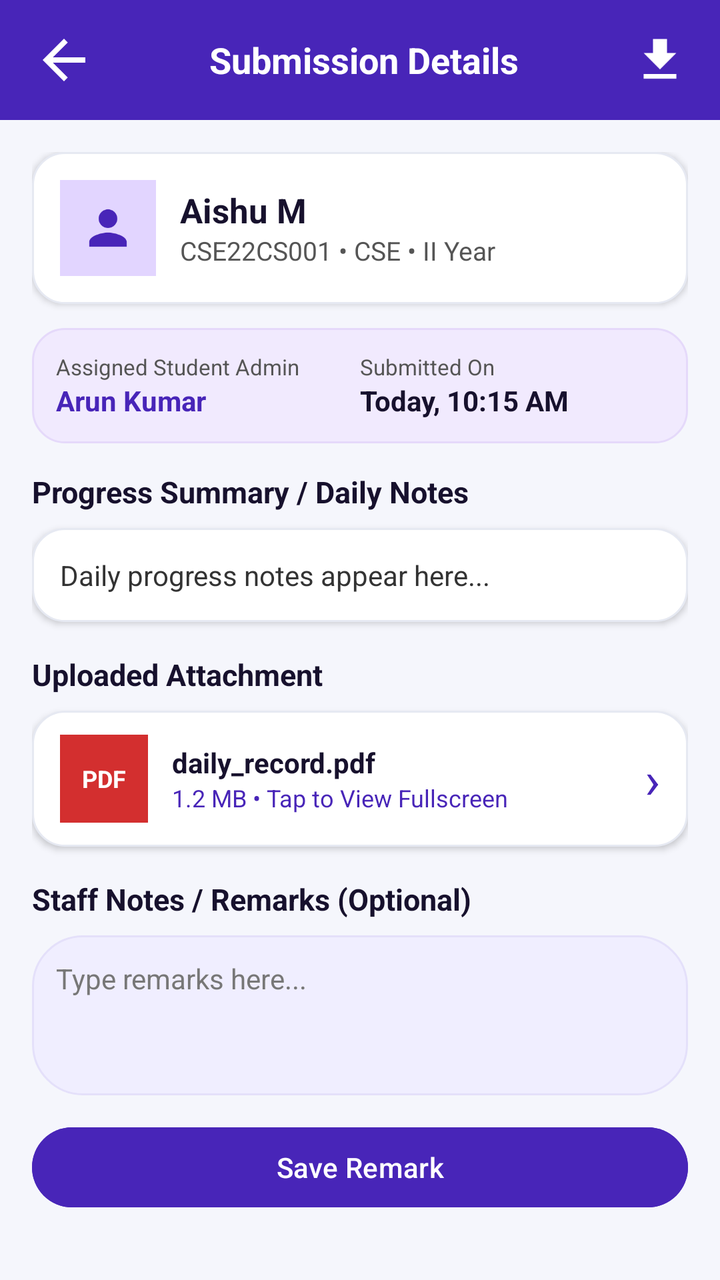
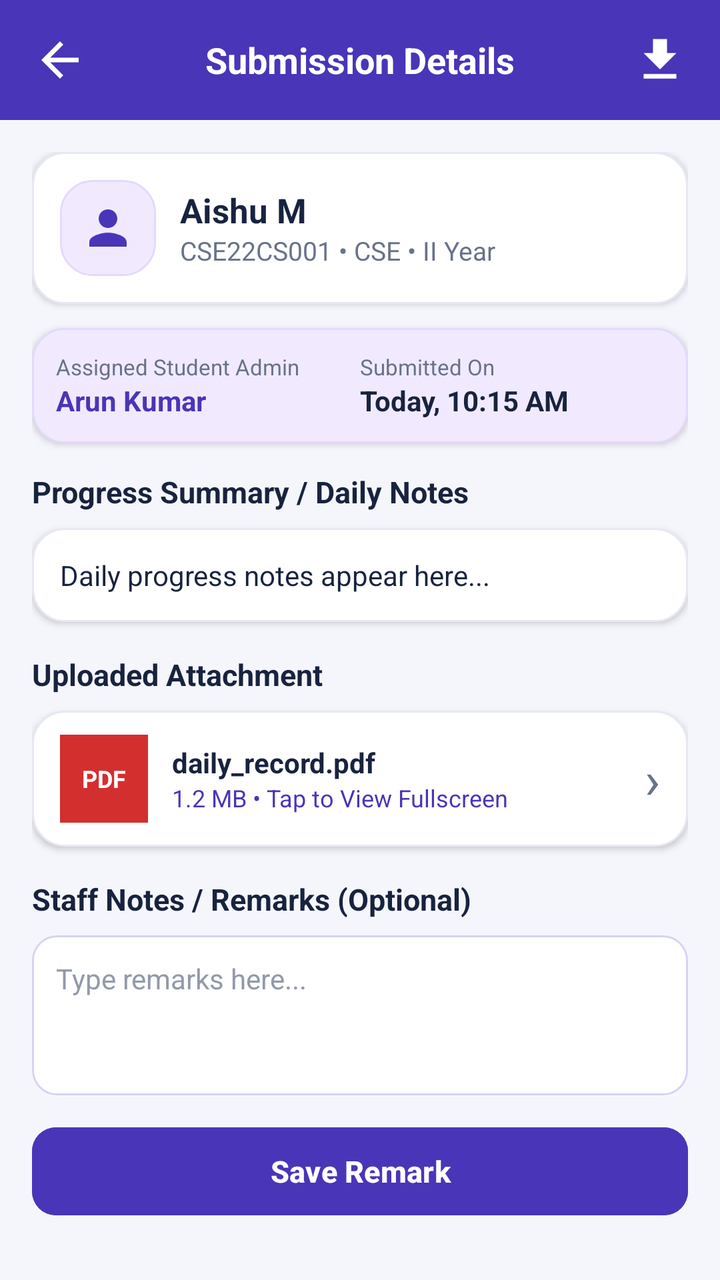

Before-and-after screenshots of an Android layout around one commit, followed by the original layout XML and the change that was made.
<!-- AndroidManifest.xml: application theme Theme.TrackPoint -->
<!-- res/layout/activity_staff_submission_details.xml -->
<?xml version="1.0" encoding="utf-8"?>

<LinearLayout xmlns:android="http://schemas.android.com/apk/res/android"
    xmlns:app="http://schemas.android.com/apk/res-auto"
    android:id="@+id/main"
    android:layout_width="match_parent"
    android:layout_height="match_parent"
    android:orientation="vertical"
    android:background="#4825B8"
    android:fitsSystemWindows="true">

    
    <LinearLayout
        android:layout_width="match_parent"
        android:layout_height="60dp"
        android:orientation="horizontal"
        android:gravity="center_vertical"
        android:paddingStart="16dp"
        android:paddingEnd="16dp"
        android:background="#4825B8">

        <ImageView
            android:id="@+id/btnBack"
            android:layout_width="32dp"
            android:layout_height="32dp"
            android:src="@drawable/back_symbol"
            app:tint="@color/white"
            android:contentDescription="Back" />

        <TextView
            android:layout_width="0dp"
            android:layout_height="wrap_content"
            android:layout_weight="1"
            android:text="Submission Details"
            android:textColor="@color/white"
            android:textSize="18sp"
            android:textStyle="bold"
            android:gravity="center" />

        <ImageView
            android:id="@+id/btnHeaderDownload"
            android:layout_width="28dp"
            android:layout_height="28dp"
            android:src="@drawable/ic_download"
            app:tint="@color/white"
            android:contentDescription="Download" />

    </LinearLayout>

    
    <ScrollView
        android:layout_width="match_parent"
        android:layout_height="0dp"
        android:layout_weight="1"
        android:fillViewport="true"
        android:background="#F5F6FC">

        <LinearLayout
            android:layout_width="match_parent"
            android:layout_height="wrap_content"
            android:orientation="vertical"
            android:padding="16dp">

            
            <LinearLayout
                android:layout_width="match_parent"
                android:layout_height="wrap_content"
                android:orientation="horizontal"
                android:gravity="center_vertical"
                android:background="@drawable/action_card"
                android:elevation="2dp"
                android:padding="14dp"
                android:layout_marginBottom="12dp">

                <ImageView
                    android:layout_width="48dp"
                    android:layout_height="48dp"
                    android:padding="10dp"
                    android:src="@drawable/profile_symbol"
                    app:tint="#4825B8"
                    android:background="#E2D5FF"
                    android:contentDescription="Student Avatar" />

                <LinearLayout
                    android:layout_width="0dp"
                    android:layout_height="wrap_content"
                    android:layout_weight="1"
                    android:orientation="vertical"
                    android:paddingStart="12dp">

                    <TextView
                        android:id="@+id/txtSubStudentName"
                        android:layout_width="wrap_content"
                        android:layout_height="wrap_content"
                        android:text="Aishu M"
                        android:textSize="17sp"
                        android:textStyle="bold"
                        android:textColor="#17112D" />

                    <TextView
                        android:id="@+id/txtSubRegDept"
                        android:layout_width="wrap_content"
                        android:layout_height="wrap_content"
                        android:text="CSE22CS001 • CSE • II Year"
                        android:textSize="13sp"
                        android:textColor="#555555" />
                </LinearLayout>

            </LinearLayout>

            
            <LinearLayout
                android:layout_width="match_parent"
                android:layout_height="wrap_content"
                android:orientation="horizontal"
                android:background="@drawable/card_purple"
                android:padding="12dp"
                android:layout_marginBottom="14dp">

                <LinearLayout
                    android:layout_width="0dp"
                    android:layout_height="wrap_content"
                    android:layout_weight="1"
                    android:orientation="vertical">

                    <TextView
                        android:layout_width="wrap_content"
                        android:layout_height="wrap_content"
                        android:text="Assigned Student Admin"
                        android:textSize="11sp"
                        android:textColor="#555555" />

                    <TextView
                        android:id="@+id/txtSubAdmin"
                        android:layout_width="wrap_content"
                        android:layout_height="wrap_content"
                        android:text="Arun Kumar"
                        android:textSize="14sp"
                        android:textStyle="bold"
                        android:textColor="#4825B8" />
                </LinearLayout>

                <LinearLayout
                    android:layout_width="0dp"
                    android:layout_height="wrap_content"
                    android:layout_weight="1"
                    android:orientation="vertical">

                    <TextView
                        android:layout_width="wrap_content"
                        android:layout_height="wrap_content"
                        android:text="Submitted On"
                        android:textSize="11sp"
                        android:textColor="#555555" />

                    <TextView
                        android:id="@+id/txtSubDate"
                        android:layout_width="wrap_content"
                        android:layout_height="wrap_content"
                        android:text="Today, 10:15 AM"
                        android:textSize="14sp"
                        android:textStyle="bold"
                        android:textColor="#17112D" />
                </LinearLayout>

            </LinearLayout>

            
            <TextView
                android:layout_width="wrap_content"
                android:layout_height="wrap_content"
                android:text="Progress Summary / Daily Notes"
                android:textSize="15sp"
                android:textStyle="bold"
                android:textColor="#17112D"
                android:layout_marginBottom="8dp" />

            <TextView
                android:id="@+id/txtSubNotes"
                android:layout_width="match_parent"
                android:layout_height="wrap_content"
                android:background="@drawable/action_card"
                android:elevation="2dp"
                android:padding="14dp"
                android:text="Daily progress notes appear here..."
                android:textSize="14sp"
                android:textColor="#333333"
                android:layout_marginBottom="16dp" />

            
            <TextView
                android:id="@+id/txtAttachmentHeading"
                android:layout_width="wrap_content"
                android:layout_height="wrap_content"
                android:text="Uploaded Attachment"
                android:textSize="15sp"
                android:textStyle="bold"
                android:textColor="#17112D"
                android:layout_marginBottom="8dp" />

            <LinearLayout
                android:id="@+id/cardAttachment"
                android:layout_width="match_parent"
                android:layout_height="68dp"
                android:orientation="horizontal"
                android:gravity="center_vertical"
                android:background="@drawable/action_card"
                android:elevation="2dp"
                android:paddingStart="14dp"
                android:paddingEnd="14dp"
                android:layout_marginBottom="16dp"
                android:clickable="true"
                android:focusable="true">

                <TextView
                    android:id="@+id/txtFileBadge"
                    android:layout_width="44dp"
                    android:layout_height="44dp"
                    android:gravity="center"
                    android:text="PDF"
                    android:textColor="@color/white"
                    android:textStyle="bold"
                    android:textSize="12sp"
                    android:background="#D32F2F" />

                <LinearLayout
                    android:layout_width="0dp"
                    android:layout_height="wrap_content"
                    android:layout_weight="1"
                    android:orientation="vertical"
                    android:paddingStart="12dp">

                    <TextView
                        android:id="@+id/txtFileName"
                        android:layout_width="wrap_content"
                        android:layout_height="wrap_content"
                        android:text="daily_record.pdf"
                        android:textSize="14sp"
                        android:textStyle="bold"
                        android:textColor="#17112D" />

                    <TextView
                        android:id="@+id/txtFileSize"
                        android:layout_width="wrap_content"
                        android:layout_height="wrap_content"
                        android:text="1.2 MB • Tap to View Fullscreen"
                        android:textSize="12sp"
                        android:textColor="#4825B8" />
                </LinearLayout>

                <TextView
                    android:layout_width="wrap_content"
                    android:layout_height="wrap_content"
                    android:text="›"
                    android:textSize="26sp"
                    android:textColor="#4825B8" />

            </LinearLayout>

            
            <TextView
                android:layout_width="wrap_content"
                android:layout_height="wrap_content"
                android:text="Staff Notes / Remarks (Optional)"
                android:textSize="15sp"
                android:textStyle="bold"
                android:textColor="#17112D"
                android:layout_marginBottom="8dp" />

            <EditText
                android:id="@+id/edtStaffRemark"
                android:layout_width="match_parent"
                android:layout_height="80dp"
                android:gravity="top|start"
                android:hint="Type remarks here..."
                android:textColor="#17112D"
                android:textColorHint="#777777"
                android:padding="12dp"
                android:background="@drawable/filter_box"
                android:textSize="14sp"
                android:layout_marginBottom="12dp" />

            <Button
                android:id="@+id/btnSaveRemark"
                android:layout_width="match_parent"
                android:layout_height="48dp"
                android:text="Save Remark"
                android:textColor="@color/white"
                android:backgroundTint="#4825B8" />

        </LinearLayout>

    </ScrollView>

</LinearLayout>
<!-- resources referenced by this layout -->
<resources>
  <color name="white">#FFFFFFFF</color>
  <!-- drawable action_card (drawable) -->
  <shape xmlns:android="http://schemas.android.com/apk/res/android">
      <solid android:color="#FFFFFF"/>
      <stroke android:width="1dp" android:color="#E6E9F2"/>
      <corners android:radius="16dp"/>
  </shape>
  <!-- drawable back_symbol (drawable) -->
  <vector xmlns:android="http://schemas.android.com/apk/res/android" android:autoMirrored="true" android:height="24dp" android:tint="#000000" android:viewportHeight="24" android:viewportWidth="24" android:width="24dp">
        
      <path android:fillColor="@android:color/white" android:pathData="M20,11H7.83l5.59,-5.59L12,4l-8,8 8,8 1.41,-1.41L7.83,13H20v-2z"/>
      
  </vector>
  <!-- drawable card_purple (drawable) -->
  <shape xmlns:android="http://schemas.android.com/apk/res/android">
      <solid android:color="#F1EAFE"/>
      <stroke android:width="1dp" android:color="#E5D9FA"/>
      <corners android:radius="16dp"/>
  </shape>
  <!-- drawable filter_box (drawable) -->
  <shape xmlns:android="http://schemas.android.com/apk/res/android">
      <solid android:color="#F0EEFF"/>
      <stroke android:width="1dp" android:color="#E4E0FA"/>
      <corners android:radius="25dp"/>
  </shape>
  <!-- drawable ic_download (drawable) -->
  <vector xmlns:android="http://schemas.android.com/apk/res/android" android:height="24dp" android:tint="#000000" android:viewportHeight="24" android:viewportWidth="24" android:width="24dp">
        
      <path android:fillColor="@android:color/white" android:pathData="M19,9h-4V3H9v6H5l7,7 7,-7zM5,18v2h14v-2H5z"/>
      
  </vector>
  <!-- drawable profile_symbol (drawable) -->
  <vector xmlns:android="http://schemas.android.com/apk/res/android"
      android:width="24dp"
      android:height="24dp"
      android:viewportWidth="24"
      android:viewportHeight="24"
      android:tint="#000000">
      <path
          android:fillColor="@android:color/white"
          android:pathData="M12,12c2.21,0 4,-1.79 4,-4s-1.79,-4 -4,-4 -4,1.79 -4,4 1.79,4 4,4zM12,14c-2.67,0 -8,1.34 -8,4v2h16v-2c0,-2.66 -5.33,-4 -8,-4z"/>
  </vector>
  <style name="Theme.TrackPoint" parent="Base.Theme.TrackPoint" />
  <style name="Base.Theme.TrackPoint" parent="Theme.Material3.DayNight.NoActionBar">
          
          
      </style>
</resources>

<!-- the commit's change to res/layout/activity_staff_submission_details.xml (unified diff, before → after) -->
@@ -6,7 +6,7 @@
     android:layout_width="match_parent"
     android:layout_height="match_parent"
     android:orientation="vertical"
-    android:background="#4825B8"
+    android:background="#4935B8"
     android:fitsSystemWindows="true">
 
     
@@ -17,12 +17,12 @@
         android:gravity="center_vertical"
         android:paddingStart="16dp"
         android:paddingEnd="16dp"
-        android:background="#4825B8">
+        android:background="#4935B8">
 
         <ImageView
             android:id="@+id/btnBack"
-            android:layout_width="32dp"
-            android:layout_height="32dp"
+            android:layout_width="28dp"
+            android:layout_height="28dp"
             android:src="@drawable/back_symbol"
             app:tint="@color/white"
             android:contentDescription="Back" />
@@ -77,8 +77,8 @@
                     android:layout_height="48dp"
                     android:padding="10dp"
                     android:src="@drawable/profile_symbol"
-                    app:tint="#4825B8"
-                    android:background="#E2D5FF"
+                    app:tint="#4935B8"
+                    android:background="@drawable/card_purple"
                     android:contentDescription="Student Avatar" />
 
                 <LinearLayout
@@ -95,7 +95,7 @@
                         android:text="Aishu M"
                         android:textSize="17sp"
                         android:textStyle="bold"
-                        android:textColor="#17112D" />
+                        android:textColor="#18233F" />
 
                     <TextView
                         android:id="@+id/txtSubRegDept"
@@ -103,7 +103,7 @@
                         android:layout_height="wrap_content"
                         android:text="CSE22CS001 • CSE • II Year"
                         android:textSize="13sp"
-                        android:textColor="#555555" />
+                        android:textColor="#68738A" />
                 </LinearLayout>
 
             </LinearLayout>
@@ -114,6 +114,7 @@
                 android:layout_height="wrap_content"
                 android:orientation="horizontal"
                 android:background="@drawable/card_purple"
+                android:elevation="2dp"
                 android:padding="12dp"
                 android:layout_marginBottom="14dp">
 
@@ -128,7 +129,7 @@
                         android:layout_height="wrap_content"
                         android:text="Assigned Student Admin"
                         android:textSize="11sp"
-                        android:textColor="#555555" />
+                        android:textColor="#68738A" />
 
                     <TextView
                         android:id="@+id/txtSubAdmin"
@@ -137,7 +138,7 @@
                         android:text="Arun Kumar"
                         android:textSize="14sp"
                         android:textStyle="bold"
-                        android:textColor="#4825B8" />
+                        android:textColor="#4935B8" />
                 </LinearLayout>
 
                 <LinearLayout
@@ -151,7 +152,7 @@
                         android:layout_height="wrap_content"
                         android:text="Submitted On"
                         android:textSize="11sp"
-                        android:textColor="#555555" />
+                        android:textColor="#68738A" />
 
                     <TextView
                         android:id="@+id/txtSubDate"
@@ -160,7 +161,7 @@
                         android:text="Today, 10:15 AM"
                         android:textSize="14sp"
                         android:textStyle="bold"
-                        android:textColor="#17112D" />
+                        android:textColor="#18233F" />
                 </LinearLayout>
 
             </LinearLayout>
@@ -172,7 +173,7 @@
                 android:text="Progress Summary / Daily Notes"
                 android:textSize="15sp"
                 android:textStyle="bold"
-                android:textColor="#17112D"
+                android:textColor="#18233F"
                 android:layout_marginBottom="8dp" />
 
             <TextView
@@ -184,7 +185,7 @@
                 android:padding="14dp"
                 android:text="Daily progress notes appear here..."
                 android:textSize="14sp"
-                android:textColor="#333333"
+                android:textColor="#18233F"
                 android:layout_marginBottom="16dp" />
 
             
@@ -195,7 +196,7 @@
                 android:text="Uploaded Attachment"
                 android:textSize="15sp"
                 android:textStyle="bold"
-                android:textColor="#17112D"
+                android:textColor="#18233F"
                 android:layout_marginBottom="8dp" />
 
             <LinearLayout
@@ -237,7 +238,7 @@
                         android:text="daily_record.pdf"
                         android:textSize="14sp"
                         android:textStyle="bold"
-                        android:textColor="#17112D" />
+                        android:textColor="#18233F" />
 
                     <TextView
                         android:id="@+id/txtFileSize"
@@ -245,7 +246,7 @@
                         android:layout_height="wrap_content"
                         android:text="1.2 MB • Tap to View Fullscreen"
                         android:textSize="12sp"
-                        android:textColor="#4825B8" />
+                        android:textColor="#4935B8" />
                 </LinearLayout>
 
                 <TextView
@@ -253,7 +254,7 @@
                     android:layout_height="wrap_content"
                     android:text="›"
                     android:textSize="26sp"
-                    android:textColor="#4825B8" />
+                    android:textColor="#68738A" />
 
             </LinearLayout>
 
@@ -264,7 +265,7 @@
                 android:text="Staff Notes / Remarks (Optional)"
                 android:textSize="15sp"
                 android:textStyle="bold"
-                android:textColor="#17112D"
+                android:textColor="#18233F"
                 android:layout_marginBottom="8dp" />
 
             <EditText
@@ -273,20 +274,24 @@
                 android:layout_height="80dp"
                 android:gravity="top|start"
                 android:hint="Type remarks here..."
-                android:textColor="#17112D"
-                android:textColorHint="#777777"
+                android:textColor="#18233F"
+                android:textColorHint="#9299AA"
                 android:padding="12dp"
-                android:background="@drawable/filter_box"
+                android:background="@drawable/input_box"
                 android:textSize="14sp"
                 android:layout_marginBottom="12dp" />
 
             <Button
                 android:id="@+id/btnSaveRemark"
                 android:layout_width="match_parent"
-                android:layout_height="48dp"
+                android:layout_height="52dp"
                 android:text="Save Remark"
                 android:textColor="@color/white"
-                android:backgroundTint="#4825B8" />
+                android:textSize="15sp"
+                android:textStyle="bold"
+                android:textAllCaps="false"
+                android:backgroundTint="#4935B8"
+                app:cornerRadius="12dp" />
 
         </LinearLayout>
 
<!-- resource entries referenced after the edit -->
@@ -19,18 +19,32 @@
       <stroke android:width="1dp" android:color="#E5D9FA"/>
       <corners android:radius="16dp"/>
   </shape>
-  <!-- drawable filter_box (drawable) -->
-  <shape xmlns:android="http://schemas.android.com/apk/res/android">
-      <solid android:color="#F0EEFF"/>
-      <stroke android:width="1dp" android:color="#E4E0FA"/>
-      <corners android:radius="25dp"/>
-  </shape>
   <!-- drawable ic_download (drawable) -->
   <vector xmlns:android="http://schemas.android.com/apk/res/android" android:height="24dp" android:tint="#000000" android:viewportHeight="24" android:viewportWidth="24" android:width="24dp">
         
       <path android:fillColor="@android:color/white" android:pathData="M19,9h-4V3H9v6H5l7,7 7,-7zM5,18v2h14v-2H5z"/>
       
   </vector>
+  <!-- drawable input_box (drawable) -->
+  <?xml version="1.0" encoding="utf-8"?>
+  <shape xmlns:android="http://schemas.android.com/apk/res/android"
+      android:shape="rectangle">
+  
+      <solid android:color="#FFFFFF" />
+  
+      <stroke
+          android:width="1dp"
+          android:color="#D6D3F5" />
+  
+      <corners android:radius="12dp" />
+  
+      <padding
+          android:left="12dp"
+          android:right="12dp"
+          android:top="4dp"
+          android:bottom="4dp" />
+  
+  </shape>
   <!-- drawable profile_symbol (drawable) -->
   <vector xmlns:android="http://schemas.android.com/apk/res/android"
       android:width="24dp"
